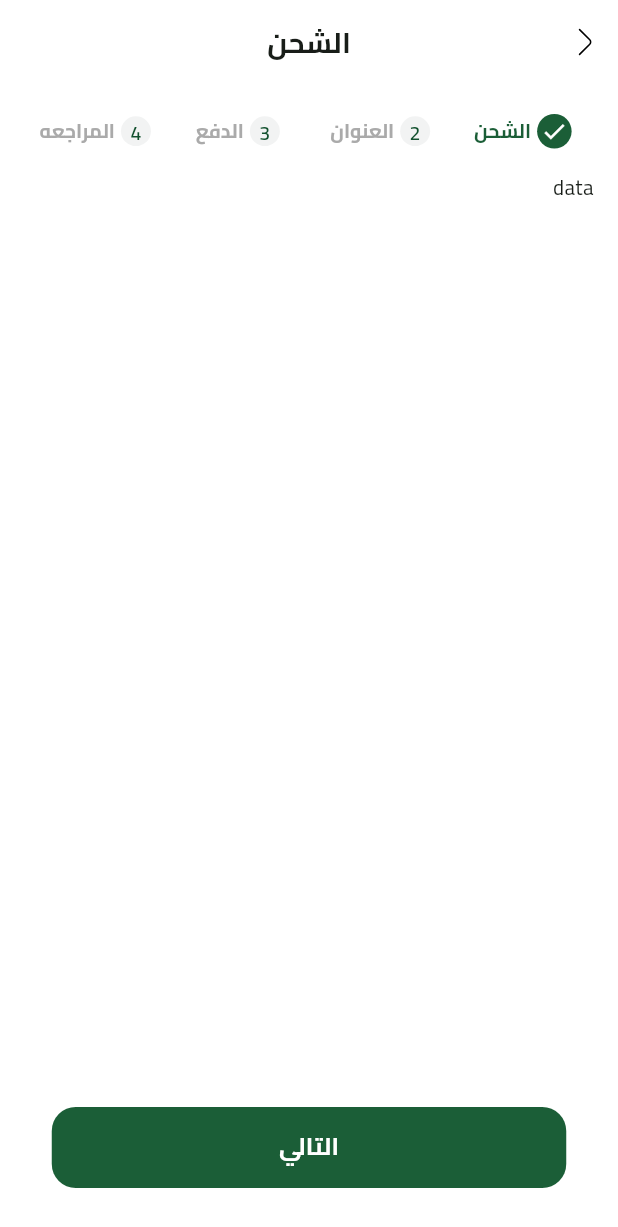
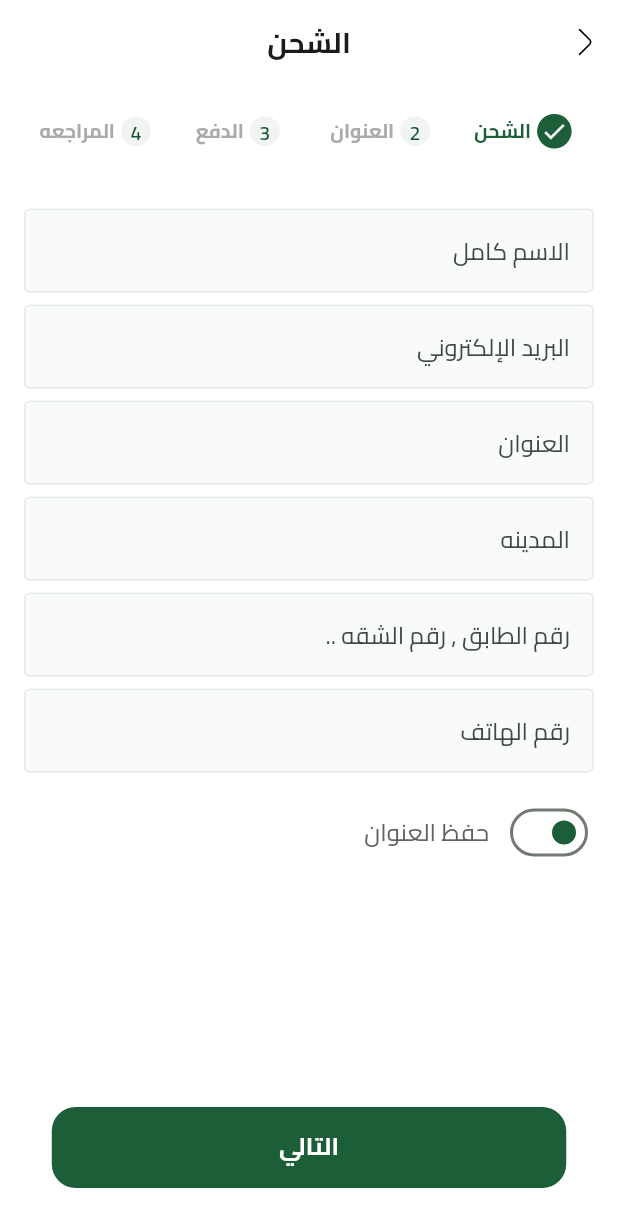
Before and after one commit to MohamedReda28/e-commers, a Flutter app: the Checkout_View screen opened by its route, swiped to page 2, on a phone screen of 412 x 824 dp. Shown: the top 1227 px of the screen. Run offline on Flutter 3.47's test engine with Material 3 defaults, Android fonts, the phone set to English and light mode, and no system bars; our stand-ins replace bloc, cached_network_image, cloud_firestore, dartz, dots_indicator, equatable and 10 more; missing offline and left inert: flutter_facebook_auth; accounts and stored records are empty; project files that could hold a hidden picture were left out.

Commit message:
Design Address feature is done

```diff
--- /dev/null
+++ b/lib/features/checkout/presintation/views/widgites/Address_PageView.dart
@@ -0,0 +1,36 @@
+import 'package:flutter/material.dart';
+
+import '../../../../../core/Widghts/CustomTextField.dart';
+import 'Custom_Switch_Button.dart';
+
+class AddressPageview extends StatelessWidget {
+  const AddressPageview({super.key});
+
+  @override
+  Widget build(BuildContext context) {
+    return Column(
+      children:   [
+        SizedBox(height: 24,),
+        CustomTextFormField(hinttext:   'الاسم كامل', textInputType: TextInputType.name,),
+        SizedBox(height: 8,),
+        CustomTextFormField(hinttext:   'البريد الإلكتروني', textInputType: TextInputType.name,),
+        SizedBox(height: 8,),
+        CustomTextFormField(hinttext:   'العنوان', textInputType: TextInputType.name,),
+        SizedBox(height: 8,),
+        CustomTextFormField(hinttext:   'المدينه', textInputType: TextInputType.name,),
+        SizedBox(height: 8,),
+        CustomTextFormField(hinttext:   'رقم الطابق , رقم الشقه ..', textInputType: TextInputType.name,),
+        SizedBox(height: 8,),
+        CustomTextFormField(hinttext:   'رقم الهاتف', textInputType: TextInputType.number),
+        SizedBox(height: 16,),
+        CustomSwitchButton(
+          label: "حفظ العنوان",
+          initialValue: false,
+          onChanged: (value) {
+          },
+        ),
+
+      ],
+    );
+  }
+}
--- a/lib/features/checkout/presintation/views/widgites/CheckoutStepsListview.dart
+++ b/lib/features/checkout/presintation/views/widgites/CheckoutStepsListview.dart
@@ -1,5 +1,7 @@
 import 'package:flutter/material.dart';
 import 'package:fruts_store/features/checkout/presintation/views/widgites/Scetion_Shipping.dart';
+
+import 'Address_PageView.dart';
 
 class Checkout_Steps_Listview extends StatelessWidget {
    Checkout_Steps_Listview({ super.key,required this.pageController,});
@@ -22,7 +24,7 @@ class Checkout_Steps_Listview extends StatelessWidget {
   }
   List<Widget>getPage = [
     ScetionShipping(),
-    Text('data'),
+    AddressPageview(),
     Text('data'),
     Text('data'),
 
--- /dev/null
+++ b/lib/features/checkout/presintation/views/widgites/Custom_Switch_Button.dart
@@ -0,0 +1,62 @@
+import 'package:flutter/material.dart';
+import 'package:fruts_store/core/uitels/App_Color.dart';
+
+class CustomSwitchButton extends StatefulWidget {
+  final String label;
+  final bool initialValue;
+  final ValueChanged<bool> onChanged;
+
+  const CustomSwitchButton({
+    Key? key,
+    required this.label,
+    this.initialValue = false,
+    required this.onChanged,
+  }) : super(key: key);
+
+  @override
+  _CustomSwitchButtonState createState() => _CustomSwitchButtonState();
+}
+
+class _CustomSwitchButtonState extends State<CustomSwitchButton> {
+  bool isSwitched = false;
+
+  @override
+  void initState() {
+    super.initState();
+    isSwitched = widget.initialValue;
+  }
+
+  @override
+  Widget build(BuildContext context) {
+    return Row(
+      mainAxisAlignment: MainAxisAlignment.start,
+      children: [
+        Switch(
+          value: isSwitched,
+          onChanged: (value) {
+            setState(() {
+              isSwitched = value;
+            });
+            widget.onChanged(value);
+          },
+          activeColor:  Colors.white,
+          activeTrackColor:  AppColor.kPrimaryColor,
+          inactiveThumbColor: AppColor.kPrimaryColor ,
+          inactiveTrackColor:  Colors.white,
+
+
+
+        ),
+        SizedBox(width: 10),
+        Text(
+          widget.label,
+          style: TextStyle(
+            fontSize: 16,
+            color: Colors.grey[700],
+          ),
+        ),
+
+      ],
+    );
+  }
+}
--- a/lib/features/checkout/presintation/views/widgites/shipping_view_body.dart
+++ b/lib/features/checkout/presintation/views/widgites/shipping_view_body.dart
@@ -48,7 +48,10 @@ class _Checkout_View_BodyState extends State<Checkout_View_Body> {
             Expanded(
               child: Checkout_Steps_Listview(pageController: pageController),
             ),
-            CustomBotton(title: 'التالي',ontap: (){}),
+            CustomBotton(title: 'التالي',ontap: (){
+
+              pageController.nextPage(duration: Duration(milliseconds: 300), curve: Curves.easeIn);
+            }),
             SizedBox(height: 32),
           ],
          ),
--- a/pubspec.yaml
+++ b/pubspec.yaml
@@ -10,7 +10,7 @@ publish_to: 'none' # Remove this line if you wish to publish to pub.dev
 # Both the version and the builder number may be overridden in flutter
 # build by specifying --build-name and --build-number, respectively.
 # In Android, build-name is used as versionName while build-number used as versionCode.
-# Read more about Android versioning at https://developer.android.com/studio/publish/versioning
+# Read more about Android versioning at https://developesr.android.com/studio/publish/versioningS
 # In iOS, build-name is used as CFBundleShortVersionString while build-number is used as CFBundleVersion.
 # Read more about iOS versioning at
 # https://developer.apple.com/library/archive/documentation/General/Reference/InfoPlistKeyReference/Articles/CoreFoundationKeys.html
```
